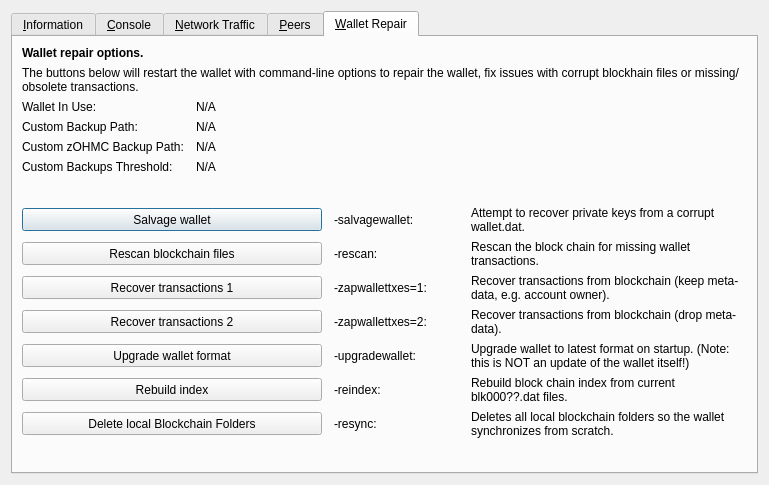
The window that src/qt/forms/rpcconsole.ui (theohmproject/ohmcoin) describes before a commit, drawn with Qt 5.
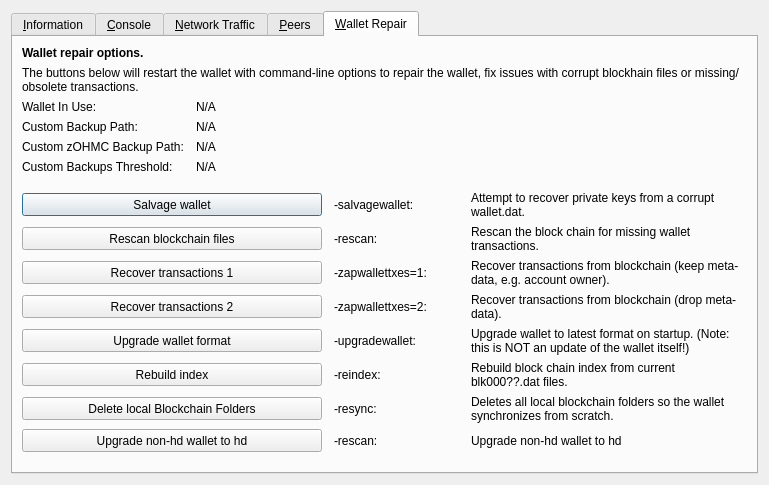
The same window after the commit. The open tabs and pages were chosen to show the change. Icons and pictures are not drawn. Custom widgets are drawn as their Qt base class.

Diff of the .ui file:
```diff
--- a/src/qt/forms/rpcconsole.ui
+++ b/src/qt/forms/rpcconsole.ui
@@ -1606,7 +1606,37 @@
          </property>
         </widget>
        </item>
-       <item row="14" column="0">
+       <item row="14" column="0" colspan="2">
+        <widget class="QPushButton" name="btn_convert_to_hd_Wallet">
+         <property name="minimumSize">
+          <size>
+           <width>100</width>
+           <height>23</height>
+          </size>
+         </property>
+         <property name="text">
+          <string>Upgrade non-hd wallet to hd</string>
+         </property>
+        </widget>
+       </item>
+       <item row="14" column="2">
+        <widget class="QLabel" name="label_convert_to_hd_Wallet_command">
+         <property name="text">
+          <string>-rescan:</string>
+         </property>
+        </widget>
+       </item>
+       <item row="14" column="3">
+        <widget class="QLabel" name="label_convert_to_hd_Wallet">
+         <property name="text">
+          <string>Upgrade non-hd wallet to hd</string>
+         </property>
+         <property name="wordWrap">
+          <bool>true</bool>
+         </property>
+        </widget>
+       </item>
+       <item row="15" column="0">
         <spacer name="verticalSpacer_repair2">
          <property name="orientation">
           <enum>Qt::Vertical</enum>
```
